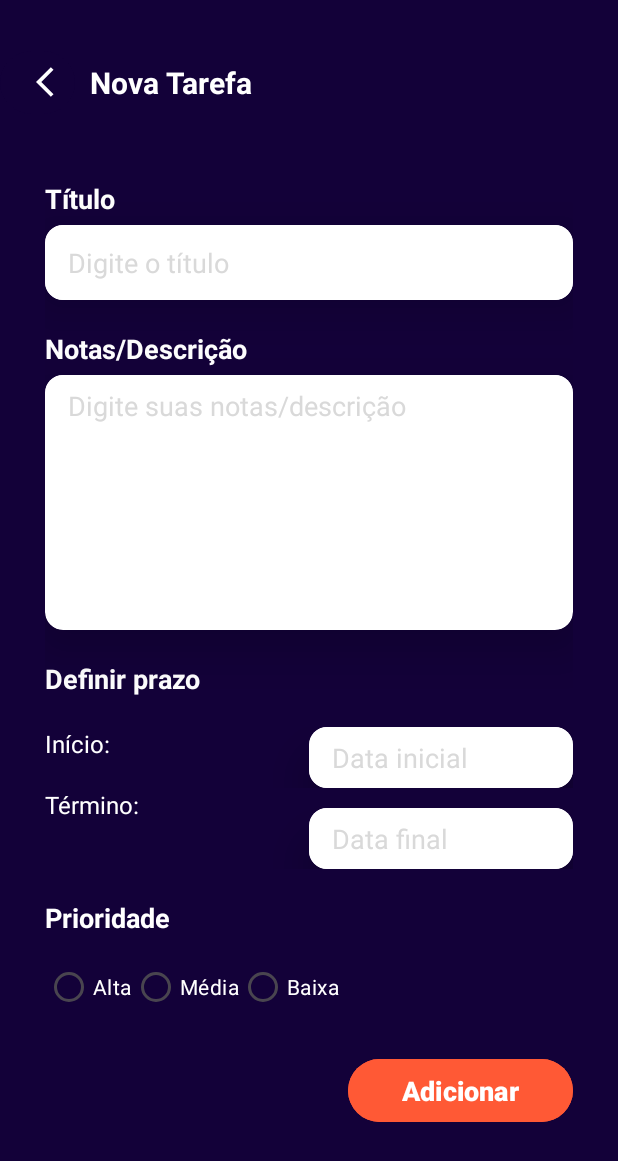
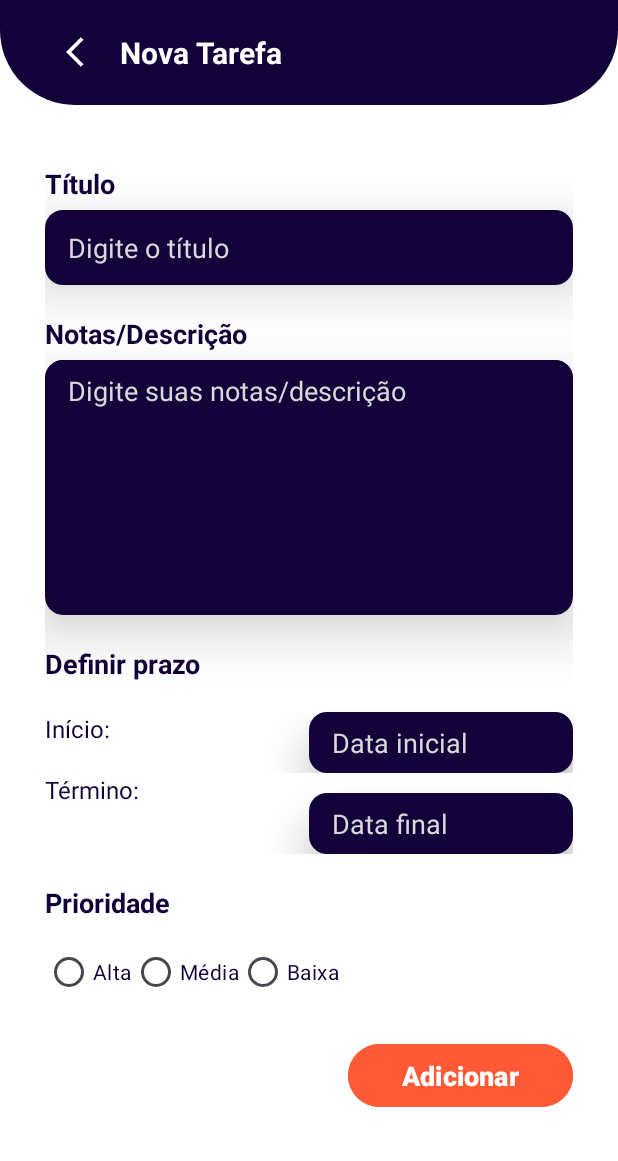
Before and after one commit to DevListApp/DevList, an Android app: the CreateTask screen opened directly, with no data from a screen before it, on a phone screen of 412 x 824 dp. Shown: the top 1161 px of the screen. Run offline under Robolectric (Android 15) with nearby library versions, the phone set to English and light mode, and no system bars; our stand-ins replace Firebase (no records; nobody signed in at launch, a user with empty details on screens opened directly).

Commit message:
tela de perfil e nova tarefa

```diff
--- a/app/src/main/AndroidManifest.xml
+++ b/app/src/main/AndroidManifest.xml
@@ -12,6 +12,9 @@
         android:supportsRtl="true"
         android:theme="@style/Theme.DevList"
         tools:targetApi="31">
+        <activity
+            android:name=".screens.profile.Profile"
+            android:exported="false" />
         <activity
             android:name=".screens.splash_screens.SplashScreen1"
             android:exported="true">
@@ -42,7 +45,8 @@
         <activity
             android:name=".auth.LoginUser"
             android:exported="false" />
-        <activity android:name=".screens.task.CreateTask"
+        <activity
+            android:name=".screens.task.CreateTask"
             android:exported="false" />
     </application>
 
--- /dev/null
+++ b/app/src/main/java/com/devlist/app/screens/profile/ProfileViewModel.java
@@ -0,0 +1,4 @@
+package com.devlist.app.screens.profile;
+
+public class ProfileViewModel {
+}
--- /dev/null
+++ b/app/src/main/res/drawable/background_5.xml
@@ -0,0 +1,17 @@
+<?xml version="1.0" encoding="utf-8"?>
+<shape xmlns:android="http://schemas.android.com/apk/res/android"
+    android:tint="@color/purple">
+
+    <corners
+        android:bottomLeftRadius="50dp"
+        android:bottomRightRadius="50dp"
+        />
+
+    <padding
+        android:top="10dp"
+        android:bottom="10dp"
+        android:left="20dp"
+        android:right="20dp"
+        />
+
+</shape>
--- /dev/null
+++ b/app/src/main/res/drawable/ic_edit_icon.xml
@@ -0,0 +1,5 @@
+<vector android:height="24dp" android:tint="#5FED9C"
+    android:viewportHeight="24" android:viewportWidth="24"
+    android:width="24dp" xmlns:android="http://schemas.android.com/apk/res/android">
+    <path android:fillColor="@android:color/white" android:pathData="M3,17.25V21h3.75L17.81,9.94l-3.75,-3.75L3,17.25zM20.71,7.04c0.39,-0.39 0.39,-1.02 0,-1.41l-2.34,-2.34c-0.39,-0.39 -1.02,-0.39 -1.41,0l-1.83,1.83 3.75,3.75 1.83,-1.83z"/>
+</vector>
--- a/app/src/main/res/drawable/user_profile_gradient.xml
+++ b/app/src/main/res/drawable/user_profile_gradient.xml
@@ -2,8 +2,8 @@
 <shape xmlns:android="http://schemas.android.com/apk/res/android"
     android:shape="oval">
     <gradient
-        android:startColor="#5FED9C"
-    android:centerColor="#130139"
+        android:startColor="#5BE297"
+        android:centerColor="#300984"
         android:endColor="#130139"
         android:type="linear"
         android:centerX="50%"
@@ -16,3 +16,4 @@
         android:bottom="10dp"
         android:top="10dp"/>
 </shape>
+    <!-- res/drawable/ball_gradient.xml -->
--- a/app/src/main/res/layout/activity_criar_tarefa.xml
+++ b/app/src/main/res/layout/activity_criar_tarefa.xml
@@ -7,7 +7,7 @@
     android:fillViewport="true">
 
     <LinearLayout
-        android:background="@color/purple"
+        android:background="@color/white"
         android:orientation="vertical"
         android:layout_width="match_parent"
         android:layout_height="match_parent">
@@ -15,10 +15,10 @@
         <!-- TITULO NOVA TAREFA -->
         <LinearLayout
             android:layout_width="match_parent"
-            android:layout_marginTop="30dp"
             android:layout_height="wrap_content"
             android:layout_marginBottom="20dp"
-            android:orientation="horizontal">
+            android:orientation="horizontal"
+            android:background="@drawable/background_5">
             <Button
                 android:layout_width="50dp"
                 android:layout_height="50dp"
@@ -51,7 +51,7 @@
                 android:layout_height="wrap_content"
                 android:text="Título"
                 android:textStyle="bold"
-                android:textColor="@color/white"
+                android:textColor="@color/purple"
                 android:layout_marginTop="20dp"
                 android:textSize="18sp" />
 
@@ -68,7 +68,7 @@
                     android:layout_height="match_parent"
                     android:hint="Digite o título"
                     android:textColorHint="@color/gray"
-                    android:background="@color/white"
+                    android:background="@color/purple"
                     android:padding="8dp"
                     android:textColor="@color/black"
                     android:textColorHighlight="@color/cardview_dark_background"
@@ -81,7 +81,7 @@
                 android:layout_height="wrap_content"
                 android:text="Notas/Descrição"
                 android:textStyle="bold"
-                android:textColor="@color/white"
+                android:textColor="@color/purple"
                 android:layout_marginTop="20dp"
                 android:textSize="18sp" />
 
@@ -90,20 +90,21 @@
                 android:layout_width="match_parent"
                 android:layout_height="170dp"
                 app:cardCornerRadius="12dp"
-                android:backgroundTint="@color/white"
                 android:layout_marginTop="5dp"
+                android:backgroundTint="@color/purple"
                 app:cardElevation="20dp">
+
                 <EditText
                     android:id="@+id/taskNotas"
                     android:layout_width="match_parent"
                     android:layout_height="wrap_content"
+                    android:background="@color/purple"
                     android:hint="Digite suas notas/descrição"
-                    android:textColorHint="@color/gray"
-                    android:background="@color/white"
                     android:padding="8dp"
+                    android:paddingStart="15dp"
                     android:textColor="@color/black"
                     android:textColorHighlight="@color/cardview_dark_background"
-                    android:paddingStart="15dp"/>
+                    android:textColorHint="@color/gray" />
             </androidx.cardview.widget.CardView>
 
             <!-- DEFINIR PRAZO TITULO -->
@@ -112,7 +113,7 @@
                 android:layout_height="wrap_content"
                 android:text="Definir prazo"
                 android:textStyle="bold"
-                android:textColor="@color/white"
+                android:textColor="@color/purple"
                 android:layout_marginTop="20dp"
                 android:textSize="18sp" />
 
@@ -124,15 +125,17 @@
                 android:layout_marginTop="20dp">
 
                 <!-- INICIO HORA TEXTO -->
+
+                <!-- .INICIO HORA INPUT -->
                 <TextView
                     android:layout_width="0dp"
+                    android:layout_height="wrap_content"
                     android:layout_weight="1"
-                    android:layout_height="wrap_content"
                     android:text="Início:"
-                    android:textColor="@color/white"
-                    android:textSize="16sp"/>
+                    android:textColor="@color/purple"
+                    android:textSize="16sp"
+                    />
 
-                <!-- .INICIO HORA INPUT -->
                 <androidx.cardview.widget.CardView
                     android:layout_width="0dp"
                     android:layout_weight="1"
@@ -145,7 +148,7 @@
                         android:layout_height="wrap_content"
                         android:hint="Data inicial"
                         android:textColorHint="@color/gray"
-                        android:background="@color/white"
+                        android:background="@color/purple"
                         android:padding="8dp"
                         android:textColor="@color/black"
                         android:textColorHighlight="@color/cardview_dark_background"
@@ -160,15 +163,16 @@
                 android:orientation="horizontal">
 
                 <!-- FIM HORA TEXTO -->
+
+                <!-- FIM HORA INPUT -->
                 <TextView
                     android:layout_width="0dp"
+                    android:layout_height="wrap_content"
                     android:layout_weight="1"
-                    android:layout_height="wrap_content"
                     android:text="Término:"
-                    android:textColor="@color/white"
+                    android:textColor="@color/purple"
                     android:textSize="16sp" />
 
-                <!-- FIM HORA INPUT -->
                 <androidx.cardview.widget.CardView
                     android:layout_width="0dp"
                     android:layout_weight="1"
@@ -183,7 +187,7 @@
                         android:layout_height="wrap_content"
                         android:hint="Data final"
                         android:textColorHint="@color/gray"
-                        android:background="@color/white"
+                        android:background="@color/purple"
                         android:padding="8dp"
                         android:textColor="@color/black"
                         android:textColorHighlight="@color/cardview_dark_background"
@@ -198,7 +202,7 @@
                 android:layout_height="wrap_content"
                 android:text="Prioridade"
                 android:textStyle="bold"
-                android:textColor="@color/white"
+                android:textColor="@color/purple"
                 android:layout_marginTop="20dp"
                 android:textSize="18sp" />
 
@@ -215,21 +219,21 @@
                     android:layout_width="wrap_content"
                     android:layout_height="wrap_content"
                     android:text="Alta"
-                    android:textColor="@color/white"/>
+                    android:textColor="@color/purple"/>
                 <!-- PRIORIDADE MEDIA -->
                 <RadioButton
                     android:id="@+id/taskMediaPrioridade"
                     android:layout_width="wrap_content"
                     android:layout_height="wrap_content"
                     android:text="Média"
-                    android:textColor="@color/white"/>
+                    android:textColor="@color/purple"/>
                 <!-- PRIORIDADE BAIXA-->
                 <RadioButton
                     android:id="@+id/taskBaixaPrioridade"
                     android:layout_width="wrap_content"
                     android:layout_height="wrap_content"
                     android:text="Baixa"
-                    android:textColor="@color/white"/>
+                    android:textColor="@color/purple"/>
             </RadioGroup>
             <RelativeLayout
                 android:layout_width="match_parent"
```
Also changed, not shown: app/src/main/java/com/devlist/app/screens/dashboard/Dashboard.java (+11 -0 lines), app/src/main/java/com/devlist/app/screens/profile/Profile.java (added, +16 -0 lines), app/src/main/res/drawable/backgroung_button.xml (added, +12 -0 lines), app/src/main/res/drawable/circle_top_component.xml (added, +17 -0 lines), app/src/main/res/layout/activity_dashboard.xml (+8 -5 lines), app/src/main/res/layout/activity_profile.xml (added, +133 -0 lines). Lines whose indentation alone changed are shown as unchanged.
